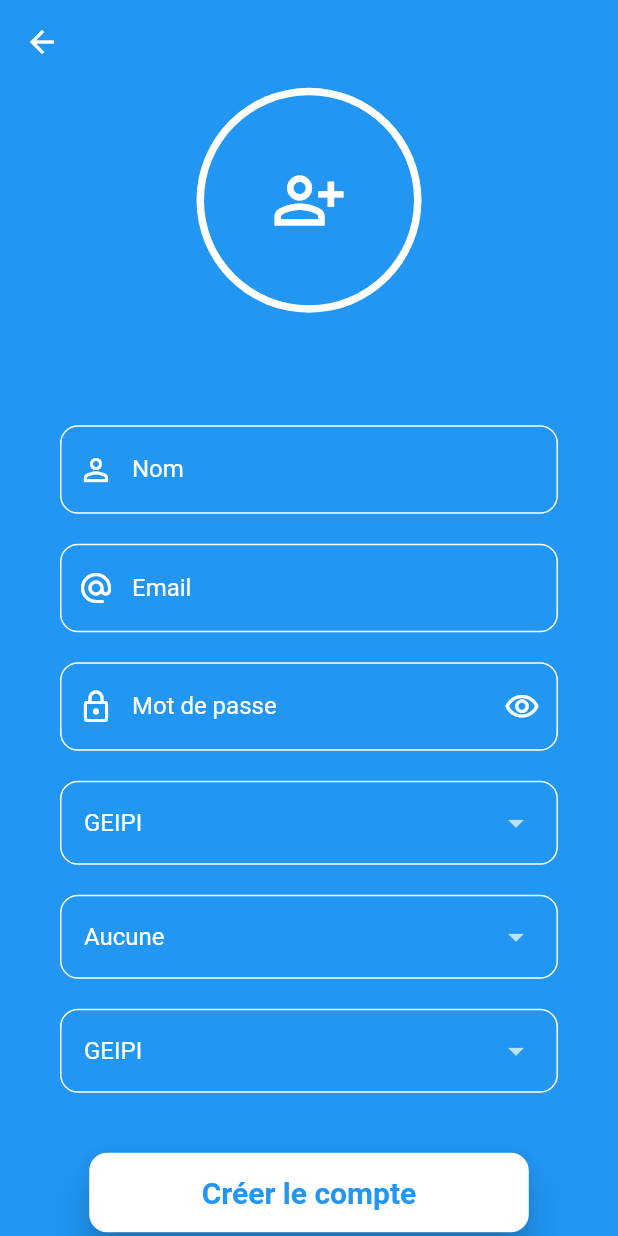
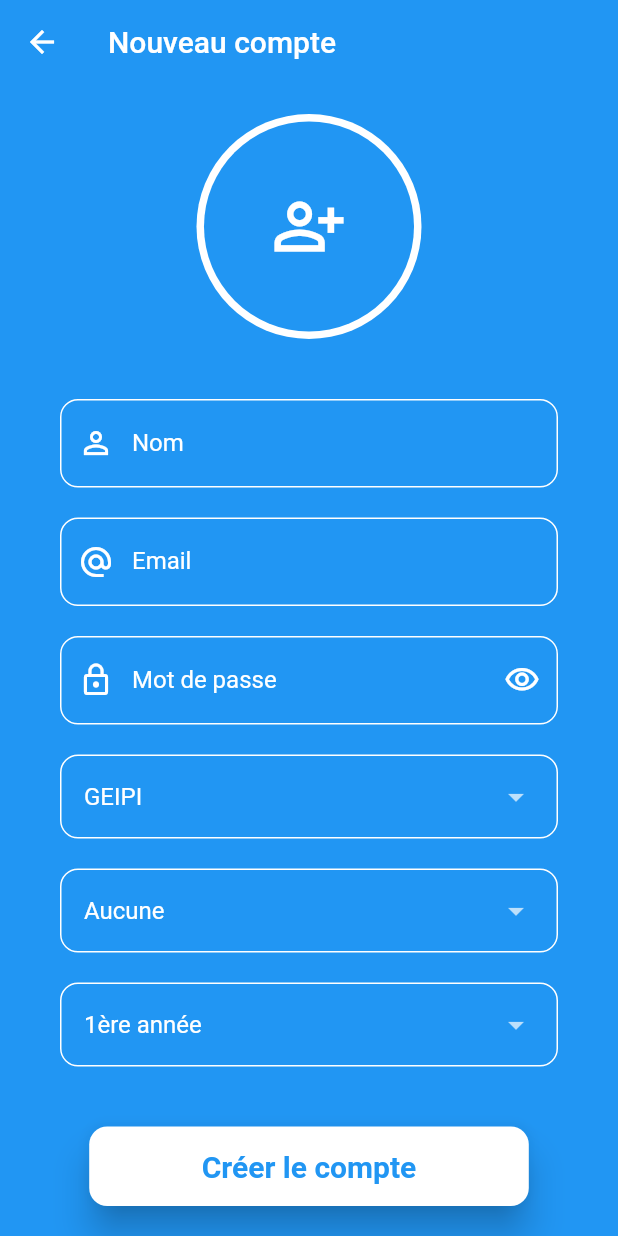
Before and after one commit to Federdispi/ESIASK, a Flutter app: the SignUp screen opened directly, on a phone screen of 412 x 824 dp. Run offline on Flutter 3.47's test engine with Material 2 defaults, Android fonts, the phone set to English and light mode, and no system bars.

Commit message:
Update Register page
Now user can choose his year of study when he creates the account

```diff
--- a/esiask/lib/pages/auth/register.dart
+++ b/esiask/lib/pages/auth/register.dart
@@ -40,10 +40,13 @@ class _SignUpState extends State<SignUp> {
       appBar: AppBar(
         elevation: 0,
         backgroundColor: Colors.transparent,
+        title: const Text("Nouveau compte"),
       ),
       backgroundColor: Theme.of(context).backgroundColor,
       body: Center(
         child: SingleChildScrollView(
+          child: Padding(
+            padding: const EdgeInsets.only(bottom: 40, top: 20),
             child: Column(
               mainAxisAlignment: MainAxisAlignment.center,
               crossAxisAlignment: CrossAxisAlignment.center,
@@ -68,7 +71,7 @@ class _SignUpState extends State<SignUp> {
                   ),
                 ),
                 const SizedBox(
-                height: 75,
+                  height: 40,
                 ),
                 Padding(
                   padding: const EdgeInsets.symmetric(horizontal: 40.0),
@@ -262,14 +265,14 @@ class _SignUpState extends State<SignUp> {
                       border: Border.all(width: 1, color: Colors.white),
                     ),
                     child: DropdownButton(
-                    items: subjects
+                      items: years
                           .map((e) => DropdownMenuItem(
                                 value: e,
                                 child: Text(e),
                               ))
                           .toList(),
-                    onChanged: (value) => setState(() => subjectValue = value!),
-                    value: subjectValue,
+                      onChanged: (value) => setState(() => yearValue = value!),
+                      value: yearValue,
                       borderRadius: BorderRadius.circular(12),
                       dropdownColor: Colors.blue[600],
                       underline: Container(
@@ -291,8 +294,8 @@ class _SignUpState extends State<SignUp> {
                     shape: RoundedRectangleBorder(
                       borderRadius: BorderRadius.circular(12),
                     ),
-                  padding:
-                      const EdgeInsets.symmetric(horizontal: 75, vertical: 15),
+                    padding: const EdgeInsets.symmetric(
+                        horizontal: 75, vertical: 15),
                   ),
                   child: const Text(
                     "Créer le compte",
@@ -306,6 +309,7 @@ class _SignUpState extends State<SignUp> {
             ),
           ),
         ),
+      ),
     );
   }
 }
```
Lines whose indentation alone changed are shown as unchanged.
